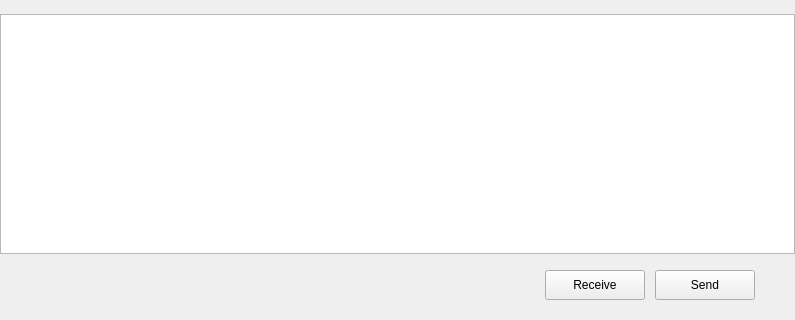
MagicS0ng/ChatApp, file chatApp/chatpage.ui: the form before one commit; both pictures show x 0 to 795 and y 380 to 700 of the 795 by 700 pixel window.
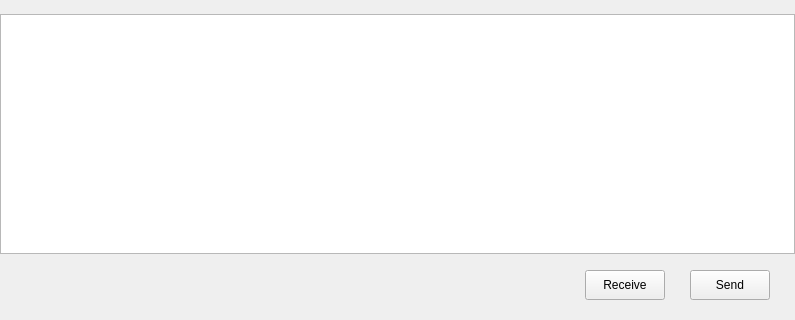
The form after the commit. Custom widgets are drawn as their Qt base class.

The edit to the form file:
```diff
--- a/chatApp/chatpage.ui
+++ b/chatApp/chatpage.ui
@@ -37,6 +37,12 @@
    </property>
    <item>
     <widget class="QWidget" name="chat_window_widget" native="true">
+     <property name="minimumSize">
+      <size>
+       <width>25</width>
+       <height>25</height>
+      </size>
+     </property>
      <property name="maximumSize">
       <size>
        <width>16777215</width>
@@ -275,8 +281,8 @@
        <widget class="QWidget" name="send_widget" native="true">
         <property name="minimumSize">
          <size>
-          <width>0</width>
-          <height>60</height>
+          <width>25</width>
+          <height>25</height>
          </size>
         </property>
         <property name="maximumSize">
@@ -303,6 +309,12 @@
          </property>
          <item>
           <spacer name="horizontalSpacer_5">
+           <property name="minimumSize">
+            <size>
+             <width>25</width>
+             <height>25</height>
+            </size>
+           </property>
            <property name="orientation">
             <enum>Qt::Horizontal</enum>
            </property>
@@ -318,8 +330,8 @@
           <widget class="ClickedBtn" name="recv_btn">
            <property name="minimumSize">
             <size>
-             <width>100</width>
-             <height>30</height>
+             <width>25</width>
+             <height>25</height>
             </size>
            </property>
            <property name="maximumSize">
@@ -335,6 +347,12 @@
          </item>
          <item>
           <spacer name="horizontalSpacer_7">
+           <property name="minimumSize">
+            <size>
+             <width>25</width>
+             <height>25</height>
+            </size>
+           </property>
            <property name="orientation">
             <enum>Qt::Horizontal</enum>
            </property>
@@ -353,8 +371,8 @@
           <widget class="ClickedBtn" name="send_btn">
            <property name="minimumSize">
             <size>
-             <width>100</width>
-             <height>30</height>
+             <width>25</width>
+             <height>25</height>
             </size>
            </property>
            <property name="maximumSize">
@@ -370,6 +388,12 @@
          </item>
          <item>
           <spacer name="horizontalSpacer_6">
+           <property name="minimumSize">
+            <size>
+             <width>25</width>
+             <height>25</height>
+            </size>
+           </property>
            <property name="orientation">
             <enum>Qt::Horizontal</enum>
            </property>
```
Left out of the diff: 92 changed lines with no effect on the pictures.
